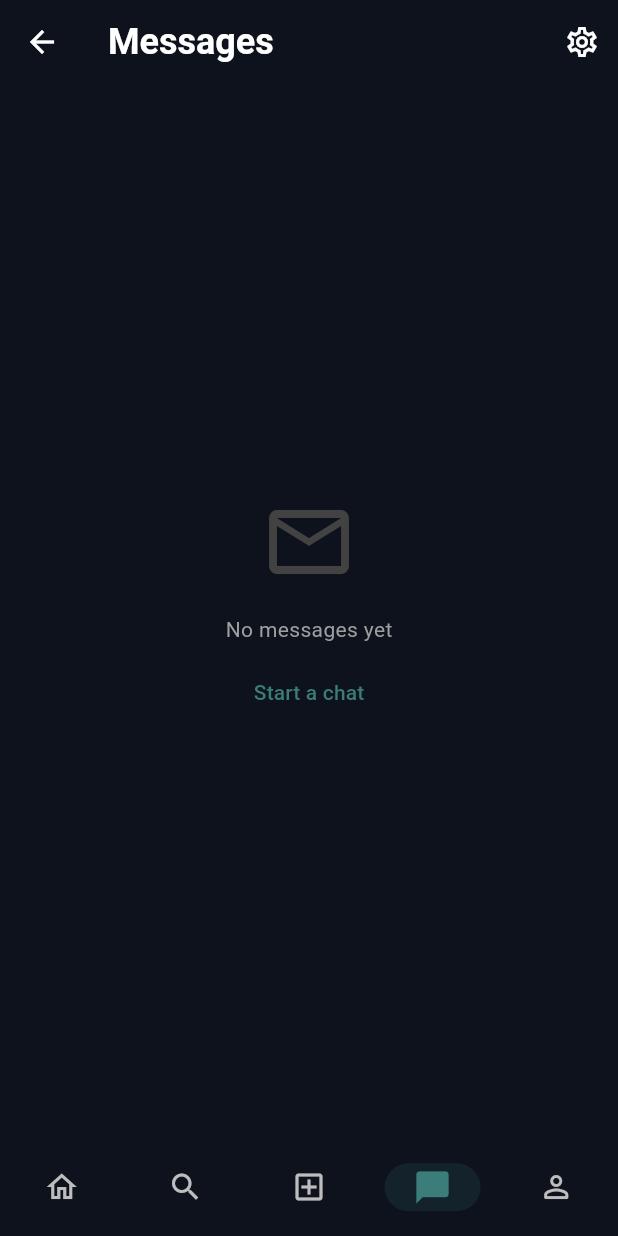
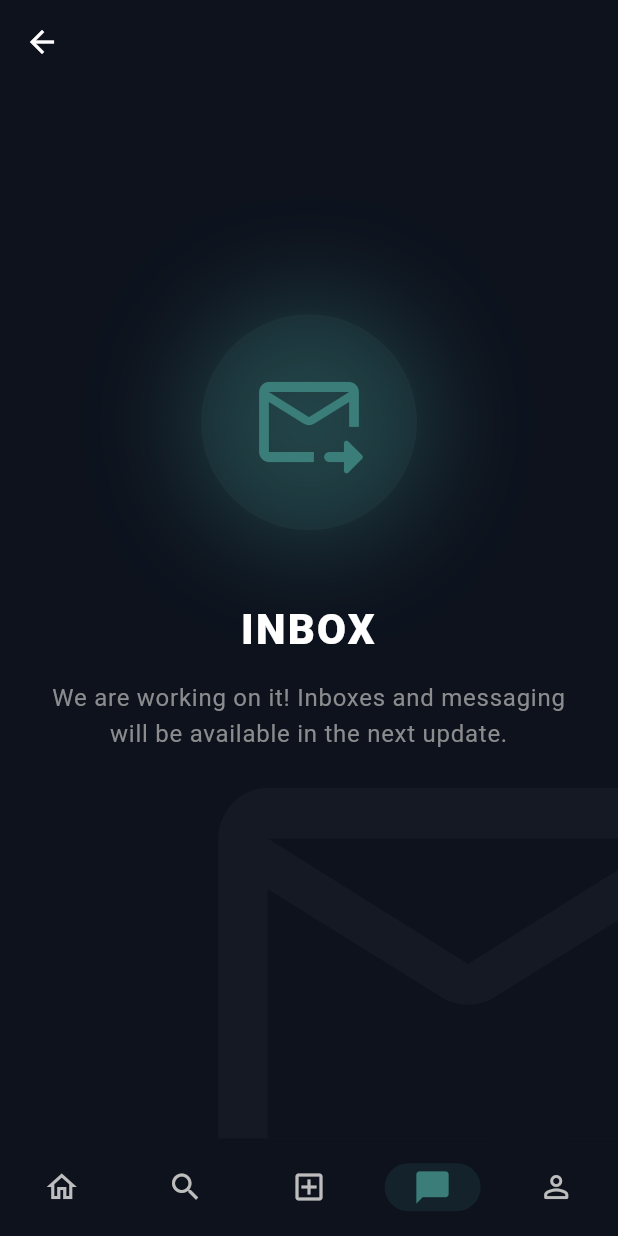
Before and after one commit to SherTheCoder/growth_lab_front_end, a Flutter app: the HomeScreen screen opened directly, item 4 of the bottom bar chosen, on a phone screen of 412 x 824 dp. Run offline on Flutter 3.47's test engine with Material 3 defaults, Android fonts, the light colour scheme and no system bars; our stand-ins replace dio, flutter_riverpod, flutter_secure_storage, image_picker; accounts and stored records are empty; network calls fail.

Commit message:
bug fixes

```diff
--- a/lib/core/theme/app_theme.dart
+++ b/lib/core/theme/app_theme.dart
@@ -70,7 +70,7 @@ class AppTheme {
     ),
 
     // Card Theme (for Post Cards)
-    cardTheme: CardTheme(
+    cardTheme: CardThemeData(
         color: _lightBackgroundColor,
         elevation: 8,
         shadowColor: Colors.black.withOpacity(0.2),
@@ -94,7 +94,7 @@ class AppTheme {
         borderSide: BorderSide.none,
       ),
     ),
-    dialogTheme: DialogTheme(
+    dialogTheme: DialogThemeData(
       backgroundColor: _lightBackgroundColor, // or _darkSurfaceColor
       titleTextStyle: TextStyle(
           color: _lightTextColor, fontWeight: FontWeight.bold, fontSize: 20),
@@ -109,7 +109,7 @@ class AppTheme {
     ),
 
     // Tab Bar
-    tabBarTheme: const TabBarTheme(
+    tabBarTheme: const TabBarThemeData(
       labelColor: _primaryColor,
       unselectedLabelColor: _lightSubTextColor,
       indicatorColor: _primaryColor,
@@ -130,7 +130,7 @@ class AppTheme {
       iconTheme: IconThemeData(color: _darkTextColor),
     ),
     // ... inside darkTheme ...
-    dialogTheme: DialogTheme(
+    dialogTheme: DialogThemeData(
       backgroundColor: _lightBackgroundColor, // or _darkSurfaceColor
       titleTextStyle: TextStyle(
           color: _lightTextColor, fontWeight: FontWeight.bold, fontSize: 20),
@@ -169,7 +169,7 @@ class AppTheme {
     ),
 
     // Card Theme
-    cardTheme: CardTheme(
+    cardTheme: CardThemeData(
       color: _darkSurfaceColor,
       elevation: 0,
       shape: RoundedRectangleBorder(borderRadius: BorderRadius.circular(16)),
--- a/lib/features/profile/presentation/screens/other_user_profile.dart
+++ b/lib/features/profile/presentation/screens/other_user_profile.dart
@@ -1,6 +1,7 @@
 import 'package:flutter/material.dart';
 import 'package:flutter_riverpod/flutter_riverpod.dart';
 import 'package:growth_lab/shared/presentation/widgets/user_avatar.dart';
+import '../../../../shared/presentation/screens/coming_soon_screen.dart';
 import '../../../chat/presentation/screens/chat_screen.dart';
 import 'package:growth_lab/core/models/user_model.dart';
 import '../../../feed/presentation/widgets/post_card.dart';
@@ -162,15 +163,24 @@ class OtherUserProfileScreen extends ConsumerWidget {
                                       final repo = ref.read(chatRepositoryProvider);
                                       final chatId = await repo.getOrCreateConversation(currentUser, user);
                                       if (context.mounted) {
+                                        // TODO: implement the messaging feature
                                         Navigator.push(
-                                            context,
-                                            MaterialPageRoute(
-                                                builder: (_) => ChatScreen(
-                                                    conversationId: chatId,
-                                                    otherUser: user
-                                                )
-                                            )
+                                          context,
+                                          MaterialPageRoute(builder: (_) => const ComingSoonScreen(
+                                            icon: Icons.message,
+                                            title: "Message Screen",
+                                            description: "We are working on it! Messaging will be available in the next update.",
+                                          )),
                                         );
+                                        // Navigator.push(
+                                        //     context,
+                                        //     MaterialPageRoute(
+                                        //         builder: (_) => ChatScreen(
+                                        //             conversationId: chatId,
+                                        //             otherUser: user
+                                        //         )
+                                        //     )
+                                        // );
                                       }
                                     },
                                     style: ElevatedButton.styleFrom(
--- a/lib/features/profile/presentation/screens/profile_screen.dart
+++ b/lib/features/profile/presentation/screens/profile_screen.dart
@@ -3,6 +3,7 @@ import 'dart:ui';
 import 'package:flutter/material.dart';
 import 'package:flutter_riverpod/flutter_riverpod.dart';
 import 'package:growth_lab/shared/presentation/widgets/user_avatar.dart';
+import '../../../../shared/presentation/screens/coming_soon_screen.dart';
 import '../../../auth/presentation/providers/auth_provider.dart';
 import '../../../feed/presentation/providers/feed_provider.dart';
 import '../../../feed/presentation/widgets/post_card.dart';
@@ -92,7 +93,18 @@ class ProfileScreen extends ConsumerWidget {
                         Expanded(
                           // Uses the new OutlinedButtonTheme
                           child: ElevatedButton(
-                            onPressed: () {},
+                            onPressed: () {
+                              // TODO: implement the messaging feature
+                              Navigator.push(
+                                context,
+                                MaterialPageRoute(builder: (_) => const ComingSoonScreen(
+                                  icon: Icons.edit,
+                                  title: "Edit Profile",
+                                  description: "Editing will be available in the next update. "
+                                      "Currently, you can edit your profile from our website",
+                                )),
+                              );
+                            },
                             child: const Text("Edit profile"),
                           ),
                         ),
--- a/lib/home_screen.dart
+++ b/lib/home_screen.dart
@@ -1,5 +1,6 @@
 import 'package:flutter/material.dart';
 import 'package:growth_lab/features/chat/presentation/screens/inbox_screen.dart';
+import 'package:growth_lab/shared/presentation/screens/coming_soon_screen.dart';
 import 'features/create_post/presentation/screens/create_post_screen.dart';
 import 'features/feed/presentation/screens/feed_screen.dart';
 import 'features/search/presentation/screens/search_screen.dart';
@@ -19,9 +20,23 @@ class _HomeScreenState extends State<HomeScreen> {
   // because it will be a popup, not a persistent tab.
   final List<Widget> _pages = [
     const FeedScreen(),     // Index 0
-    const SearchScreen(),   // Index 1
+    // const SearchScreen(),   // Index 1
+    // TODO: implement the search screen
+    const ComingSoonScreen(
+      icon: Icons.search,
+      title: "Search Screen",
+      description: "We are working on it. Searching Profiles will be available in the next update.",
+      showGoBack: false,
+    ),
     // Index 2 is skipped in this list because we handle it manually
-    const InboxScreen(), // Index 3 -> Logic will map this to match tab index
+    // const InboxScreen(), // Index 3 -> Logic will map this to match tab index
+    // TODO: implement the search screen
+    const ComingSoonScreen(
+      icon: Icons.forward_to_inbox_rounded,
+      title: "Inbox",
+      description: "We are working on it! Inboxes and messaging will be available in the next update.",
+      showGoBack: false,
+    ),
     const ProfileScreen(),  // Index 4 -> Logic will map this to match tab index
   ];
 
--- /dev/null
+++ b/lib/shared/presentation/screens/coming_soon_screen.dart
@@ -0,0 +1,136 @@
+import 'package:flutter/material.dart';
+
+class ComingSoonScreen extends StatelessWidget {
+  /// Optional: Pass a specific icon relevant to the missing feature
+  final IconData icon;
+  /// Optional: Pass a specific title
+  final String title;
+  /// Optional: Pass a specific subtitle description
+  final String description;
+  // Enabling this shows the go back button which pops the context
+  final bool showGoBack;
+
+  const ComingSoonScreen({
+    Key? key,
+    this.icon = Icons.rocket_launch_rounded, // Default cool icon
+    this.title = "Coming Soon",
+    this.description = "We are working hard to build something amazing for you. Stay tuned!",
+    this.showGoBack = true
+  }) : super(key: key);
+
+  @override
+  Widget build(BuildContext context) {
+    final theme = Theme.of(context);
+    final primaryColor = theme.colorScheme.primary;
+    final isDark = theme.brightness == Brightness.dark;
+
+    return Scaffold(
+      backgroundColor: theme.scaffoldBackgroundColor,
+      // Transparent AppBar just for the back button
+      appBar: AppBar(
+        backgroundColor: Colors.transparent,
+        elevation: 0,
+        leading: BackButton(color: theme.iconTheme.color),
+      ),
+      // Extend body behind app bar so the background design fills the screen
+      extendBodyBehindAppBar: true,
+      body: Stack(
+        fit: StackFit.expand,
+        children: [
+          // 1. Background Visual Element (Subtle layered icon)
+          Positioned(
+            right: -100,
+            bottom: -100,
+            child: Icon(
+              icon,
+              size: 400,
+              // Very faint color matching the background/theme
+              color: isDark
+                  ? Colors.white.withOpacity(0.03)
+                  : Colors.black.withOpacity(0.03),
+            ),
+          ),
+
+          // 2. Main Content Centered
+          Center(
+            child: Padding(
+              padding: const EdgeInsets.all(32.0),
+              child: Column(
+                mainAxisAlignment: MainAxisAlignment.center,
+                children: [
+                  // The "Glowing" Icon Container
+                  Container(
+                    padding: const EdgeInsets.all(32),
+                    decoration: BoxDecoration(
+                      shape: BoxShape.circle,
+                      color: primaryColor.withOpacity(0.1), // Subtle background tint
+                      boxShadow: [
+                        // The "Cool Glow" effect using theme primary color
+                        BoxShadow(
+                          color: primaryColor.withOpacity(0.4),
+                          blurRadius: 60,
+                          spreadRadius: 10,
+                          offset: const Offset(0, 0),
+                        ),
+                      ],
+                    ),
+                    child: Icon(
+                      icon,
+                      size: 80,
+                      color: primaryColor,
+                    ),
+                  ),
+                  const SizedBox(height: 48),
+
+                  // Title
+                  Text(
+                    title.toUpperCase(),
+                    style: theme.textTheme.headlineMedium?.copyWith(
+                      fontWeight: FontWeight.w900,
+                      letterSpacing: 1.5,
+                      color: theme.textTheme.bodyLarge?.color,
+                    ),
+                    textAlign: TextAlign.center,
+                  ),
+                  const SizedBox(height: 16),
+
+                  // Description
+                  Text(
+                    description,
+                    style: theme.textTheme.bodyLarge?.copyWith(
+                      color: theme.textTheme.bodyMedium?.color?.withOpacity(0.8),
+                      height: 1.5,
+                    ),
+                    textAlign: TextAlign.center,
+                  ),
+                  const SizedBox(height: 48),
+
+                  // Simple "Go Back" Button flowing with theme
+                  if(showGoBack)
+                    SizedBox(
+                      height: 50,
+                      width: 200,
+                      child: OutlinedButton(
+                        onPressed: () => Navigator.pop(context),
+                        style: OutlinedButton.styleFrom(
+                          foregroundColor: primaryColor,
+                          side: BorderSide(color: primaryColor.withOpacity(0.5)),
+                          shape: RoundedRectangleBorder(
+                            borderRadius: BorderRadius.circular(30),
+                          ),
+                        ),
+                        child: const Text(
+                            "Go Back",
+                            style: TextStyle(fontWeight: FontWeight.bold)
+                        ),
+                      ),
+                    ),
+                ],
+              ),
+            ),
+          ),
+        ],
+      ),
+    );
+  }
+}
```
Also changed, not shown: pubspec.lock, 4 other files.
